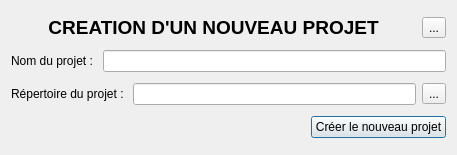
Qt form dialogs/nouveau_projet.ui (Znephf/libreJardin) before a commit.
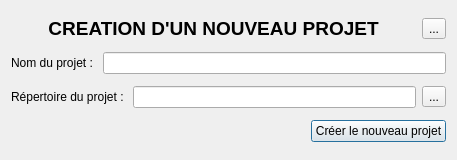
The same form after that commit. Icons and pictures are not drawn.

```diff
--- a/dialogs/nouveau_projet.ui
+++ b/dialogs/nouveau_projet.ui
@@ -7,7 +7,7 @@
     <x>0</x>
     <y>0</y>
     <width>457</width>
-    <height>155</height>
+    <height>160</height>
    </rect>
   </property>
   <property name="windowTitle">
```
Left out of the diff: 8 changed lines with no effect on the pictures.
